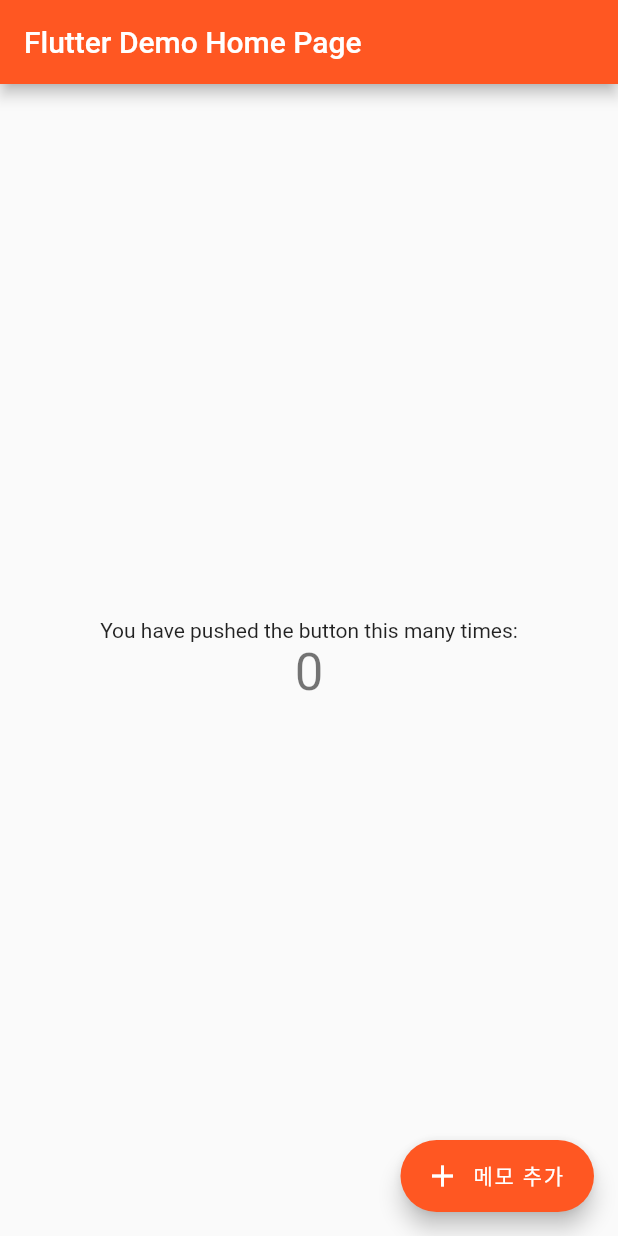
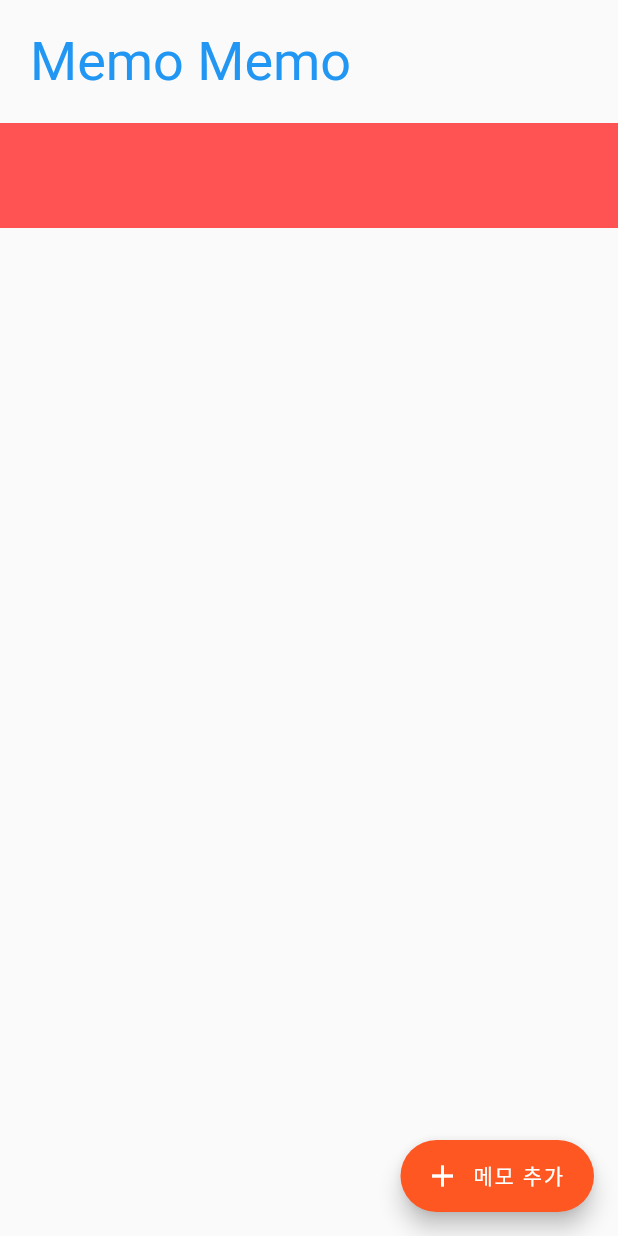
Before and after one commit to s-ggul/Flutter_CRUD, a Flutter app: the screen it shows after launch, on a phone screen of 412 x 824 dp. Run offline on Flutter 3.47's test engine with Material 2 defaults, Android fonts, the phone set to English and light mode, and no system bars.

Commit message:
[feat] memo list

```diff
--- a/lib/screens/home.dart
+++ b/lib/screens/home.dart
@@ -23,22 +23,37 @@
   @override
   Widget build(BuildContext context) {
     return Scaffold(
-      appBar: AppBar(
-        title: Text(widget.title),
-      ),
-      body: Center(
-        child: Column(
-          mainAxisAlignment: MainAxisAlignment.center,
-          children: <Widget>[
-            const Text(
-              'You have pushed the button this many times:',
-            ),
-            Text(
-              '$_counter',
-              style: Theme.of(context).textTheme.headline4,
-            ),
-          ],
-        ),
+      body: ListView(
+        physics: BouncingScrollPhysics(),
+        // 섬세한 애니메이션 동작 정의 => physics
+        /*children: <Widget>[
+          Container(
+            color: Colors.redAccent,
+            height: 70,
+          ),
+          Container(
+            color: Colors.orange,
+            height: 70,
+          ),
+          Container(
+            color: Colors.yellow,
+            height: 70,
+          ),
+          이렇게 선언하면 메모마다 추가해야겠지 당연히
+          어떻게 구현할 수 있을까?
+          */
+        children: <Widget>[
+          Row(
+            children: <Widget>[
+              Padding(
+                  padding: EdgeInsets.only(left: 20, top: 20, bottom: 20),
+                  child: Text('Memo Memo',
+                      style: TextStyle(fontSize: 36, color: Colors.blue)))
+            ],
+          ),
+          ...LoadMemo()
+          // ... 이 의미하는건 리스트가 다 돌때까지 반복적으로 loadMemo를 실행
+        ],
       ),
       floatingActionButton: FloatingActionButton.extended(
         onPressed: () {
@@ -53,4 +68,13 @@
       ), // This trailing comma makes auto-formatting nicer for build methods.
     );
   }
+
+  List<Widget> LoadMemo() {
+    List<Widget> memoList = [];
+    memoList.add(Container(
+      color: Colors.redAccent,
+      height: 70,
+    ));
+    return memoList;
+  }
 }
```
